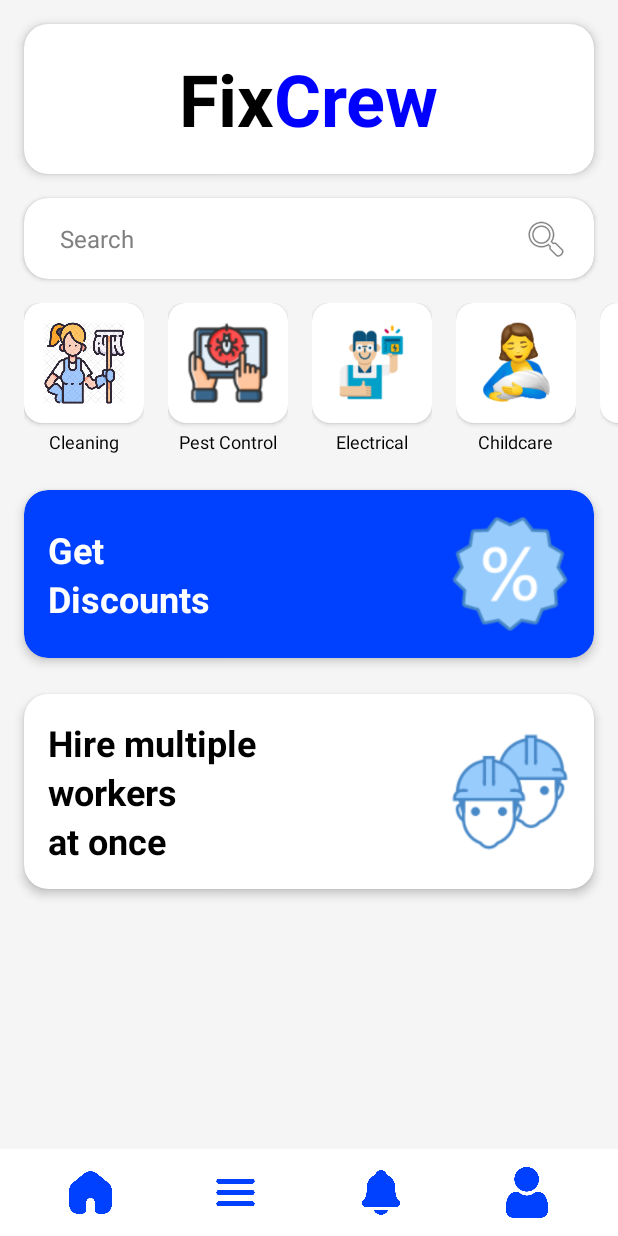
After one commit to dialgolum/FixCrew, an Android app: the BottomNavFragment screen opened directly, with no data from a screen before it, on a phone screen of 412 x 824 dp. The commit adds this screen. Run offline under Robolectric (Android 15) with nearby library versions, the phone set to English and light mode, and no system bars.

Commit message:
fragment is fucked

```diff
--- a/app/build.gradle.kts
+++ b/app/build.gradle.kts
@@ -42,6 +42,10 @@ dependencies {
     implementation(libs.material)
     implementation(libs.androidx.activity)
     implementation(libs.androidx.constraintlayout)
+    implementation(libs.androidx.legacy.support.v4)
+    implementation(libs.androidx.lifecycle.livedata.ktx)
+    implementation(libs.androidx.lifecycle.viewmodel.ktx)
+    implementation(libs.androidx.fragment.ktx)
     testImplementation(libs.junit)
     androidTestImplementation(libs.androidx.junit)
     androidTestImplementation(libs.androidx.espresso.core)
--- /dev/null
+++ b/app/src/main/java/com/example/fixcrew/BottomNavFragment.kt
@@ -0,0 +1,30 @@
+package com.example.fixcrew
+
+import androidx.fragment.app.viewModels
+import android.os.Bundle
+import androidx.fragment.app.Fragment
+import android.view.LayoutInflater
+import android.view.View
+import android.view.ViewGroup
+
+class BottomNavFragment : Fragment() {
+
+    companion object {
+        fun newInstance() = BottomNavFragment()
+    }
+
+    private val viewModel: BottomNavViewModel by viewModels()
+
+    override fun onCreate(savedInstanceState: Bundle?) {
+        super.onCreate(savedInstanceState)
+
+        // TODO: Use the ViewModel
+    }
+
+    override fun onCreateView(
+        inflater: LayoutInflater, container: ViewGroup?,
+        savedInstanceState: Bundle?
+    ): View {
+        return inflater.inflate(R.layout.fragment_bottom_nav, container, false)
+    }
+}
--- a/app/src/main/res/layout/activity_home.xml
+++ b/app/src/main/res/layout/activity_home.xml
@@ -432,60 +432,11 @@
 
     <!-- Bottom Navigation Bar -->
 
-    <LinearLayout
-        android:id="@+id/bottomNavigationLayout"
-        android:layout_width="match_parent"
-        android:layout_height="wrap_content"
-        android:background="#FFFFFF"
-        android:elevation="8dp"
-        android:orientation="horizontal"
-        android:padding="12dp"
-        app:layout_constraintBottom_toBottomOf="parent" >
-
-        <ImageView
-            android:id="@+id/navHome"
-            android:layout_width="0dp"
-            android:layout_height="34dp"
-            android:layout_weight="1"
-            android:src="@drawable/home"
-            android:contentDescription="Home"
-            android:clickable="true"
-            android:focusable="true"
-            app:tint="#0040FF" />
-
-        <ImageView
-            android:id="@+id/navMenu"
-            android:layout_width="0dp"
-            android:layout_height="34dp"
-            android:layout_weight="1"
-            android:src="@drawable/menu"
-            android:contentDescription="Menu"
-            android:clickable="true"
-            android:focusable="true"
-            app:tint="#0040FF" />
-
-        <ImageView
-            android:id="@+id/navNotifications"
-            android:layout_width="0dp"
-            android:layout_height="34dp"
-            android:layout_weight="1"
-            android:src="@drawable/notification"
-            android:contentDescription="Notifications"
-            android:clickable="true"
-            android:focusable="true"
-            app:tint="#0040FF" />
-
-        <ImageView
-            android:id="@+id/navProfile"
-            android:layout_width="0dp"
-            android:layout_height="34dp"
-            android:layout_weight="1"
-            android:src="@drawable/user"
-            android:contentDescription="Profile"
-            android:clickable="true"
-            android:focusable="true"
-            app:tint="#0040FF" />
-
-    </LinearLayout>
+<fragment
+    android:id="@+id/bottomNavigationFragment"
+    android:name="com.example.fixcrew.BottomNavFragment"
+    android:layout_width="match_parent"
+    android:layout_height="wrap_content"
+    app:layout_constraintBottom_toBottomOf="parent"/>
 
 </androidx.constraintlayout.widget.ConstraintLayout>
--- /dev/null
+++ b/app/src/main/res/layout/fragment_bottom_nav.xml
@@ -0,0 +1,66 @@
+<?xml version="1.0" encoding="utf-8"?>
+<FrameLayout xmlns:android="http://schemas.android.com/apk/res/android"
+    xmlns:tools="http://schemas.android.com/tools"
+    android:layout_width="match_parent"
+    android:layout_height="wrap_content"
+    android:orientation="vertical"
+    xmlns:app="http://schemas.android.com/apk/res-auto"
+    tools:context=".BottomNavFragment">
+
+    <LinearLayout
+        android:id="@+id/bottomNavigationLayout"
+        android:layout_width="match_parent"
+        android:layout_height="wrap_content"
+        android:background="#FFFFFF"
+        android:elevation="8dp"
+        android:orientation="horizontal"
+        android:padding="12dp"
+        android:gravity="bottom" >
+
+        <ImageView
+            android:id="@+id/navHome"
+            android:layout_width="0dp"
+            android:layout_height="34dp"
+            android:layout_weight="1"
+            android:src="@drawable/home"
+            android:contentDescription="Home"
+            android:clickable="true"
+            android:focusable="true"
+            app:tint="#0040FF" />
+
+        <ImageView
+            android:id="@+id/navMenu"
+            android:layout_width="0dp"
+            android:layout_height="34dp"
+            android:layout_weight="1"
+            android:src="@drawable/menu"
+            android:contentDescription="Menu"
+            android:clickable="true"
+            android:focusable="true"
+            app:tint="#0040FF" />
+
+        <ImageView
+            android:id="@+id/navNotifications"
+            android:layout_width="0dp"
+            android:layout_height="34dp"
+            android:layout_weight="1"
+            android:src="@drawable/notification"
+            android:contentDescription="Notifications"
+            android:clickable="true"
+            android:focusable="true"
+            app:tint="#0040FF" />
+
+        <ImageView
+            android:id="@+id/navProfile"
+            android:layout_width="0dp"
+            android:layout_height="34dp"
+            android:layout_weight="1"
+            android:src="@drawable/user"
+            android:contentDescription="Profile"
+            android:clickable="true"
+            android:focusable="true"
+            app:tint="#0040FF" />
+
+    </LinearLayout>
+
+</FrameLayout>
--- a/app/src/main/res/values/strings.xml
+++ b/app/src/main/res/values/strings.xml
@@ -1,3 +1,5 @@
 <resources>
     <string name="app_name">FixCrew</string>
+    <!-- TODO: Remove or change this placeholder text -->
+    <string name="hello_blank_fragment">Hello blank fragment</string>
 </resources>
```
Also changed, not shown: app/src/main/java/com/example/fixcrew/BottomNavViewModel.kt (added, +7 -0 lines), gradle/libs.versions.toml (+8 -0 lines).
